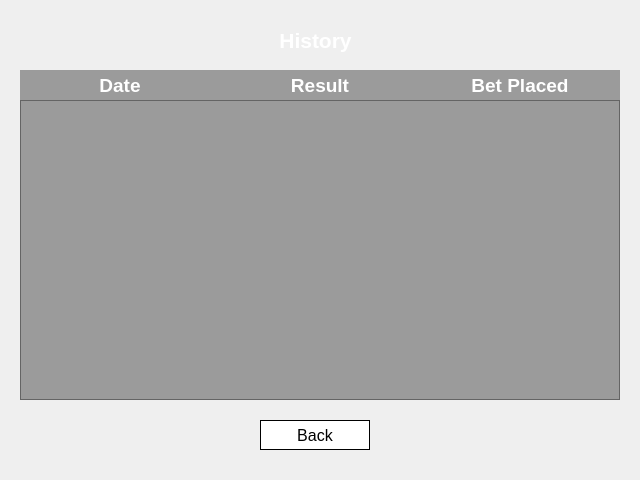
Old version of the form blackjack-client/ui/history.ui in the repository lehoangtran289/Blackjack.
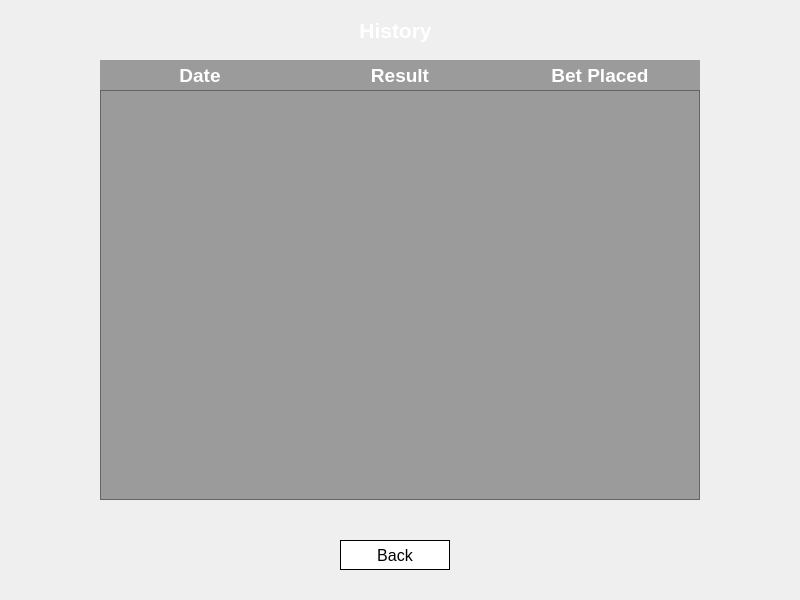
New version of the form. Icons and pictures are not drawn.

Diff of the .ui file:
```diff
--- a/blackjack-client/ui/history.ui
+++ b/blackjack-client/ui/history.ui
@@ -6,8 +6,8 @@
    <rect>
     <x>0</x>
     <y>0</y>
-    <width>640</width>
-    <height>480</height>
+    <width>800</width>
+    <height>600</height>
    </rect>
   </property>
   <property name="windowTitle">
@@ -16,8 +16,8 @@
   <widget class="QLabel" name="label">
    <property name="geometry">
     <rect>
-     <x>240</x>
-     <y>20</y>
+     <x>320</x>
+     <y>10</y>
      <width>151</width>
      <height>40</height>
     </rect>
@@ -43,10 +43,10 @@
   <widget class="QTableWidget" name="history_table">
    <property name="geometry">
     <rect>
-     <x>20</x>
-     <y>100</y>
+     <x>100</x>
+     <y>90</y>
      <width>600</width>
-     <height>300</height>
+     <height>410</height>
     </rect>
    </property>
    <property name="sizePolicy">
@@ -125,8 +125,8 @@
   <widget class="QPushButton" name="back_button">
    <property name="geometry">
     <rect>
-     <x>260</x>
-     <y>420</y>
+     <x>340</x>
+     <y>540</y>
      <width>110</width>
      <height>30</height>
     </rect>
@@ -152,8 +152,8 @@
     <rect>
      <x>0</x>
      <y>0</y>
-     <width>640</width>
-     <height>480</height>
+     <width>800</width>
+     <height>600</height>
     </rect>
    </property>
    <property name="font">
@@ -172,8 +172,8 @@
   <widget class="QLabel" name="label_2">
    <property name="geometry">
     <rect>
-     <x>20</x>
-     <y>70</y>
+     <x>100</x>
+     <y>60</y>
      <width>200</width>
      <height>30</height>
     </rect>
@@ -205,8 +205,8 @@
   <widget class="QLabel" name="label_3">
    <property name="geometry">
     <rect>
-     <x>420</x>
-     <y>70</y>
+     <x>500</x>
+     <y>60</y>
      <width>200</width>
      <height>30</height>
     </rect>
@@ -238,8 +238,8 @@
   <widget class="QLabel" name="label_4">
    <property name="geometry">
     <rect>
-     <x>220</x>
-     <y>70</y>
+     <x>300</x>
+     <y>60</y>
      <width>200</width>
      <height>30</height>
     </rect>
```
